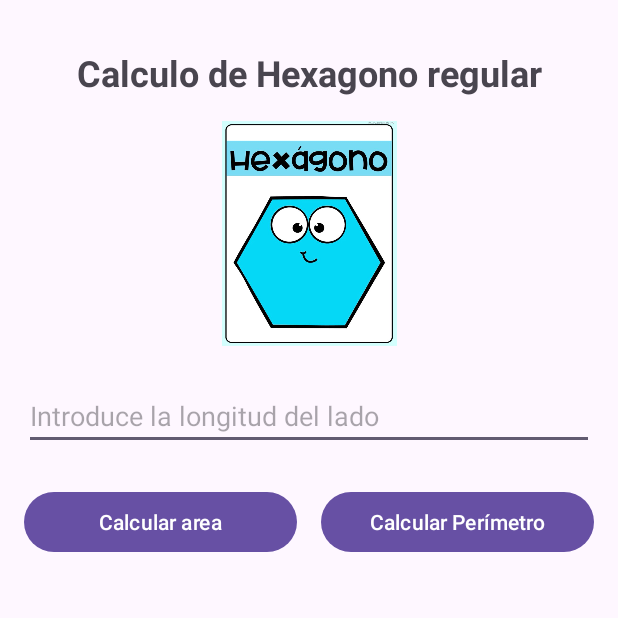
After one commit to Silvia2521/CalculadoraFigurasMVP, an Android app: the HexagonoActivity screen opened directly, with no data from a screen before it, on a phone screen of 412 x 824 dp, the top half of it. The commit adds this screen. Run offline under Robolectric (Android 15) with nearby library versions, the phone set to English and light mode, and no system bars.

Commit message:
Implementacion de la figura Hexagono y actualizacion del menu

```diff
--- a/app/src/main/AndroidManifest.xml
+++ b/app/src/main/AndroidManifest.xml
@@ -32,5 +32,10 @@
             android:name=".Vistas.CirculoActivity"
             android:exported="false" />
 
+        <activity
+            android:name=".Vistas.HexagonoActivity"
+            android:exported="false" />
+
+
     </application>
 </manifest>
--- /dev/null
+++ b/app/src/main/java/com/example/triangulo4a/Contratos/ContratoHexagono.kt
@@ -0,0 +1,20 @@
+package com.example.triangulo4a.Contratos
+
+interface ContratoHexagono {
+    interface Vista {
+        fun showArea(area: Float)
+        fun showPerimetro(perimetro: Float)
+        fun showError(msg: String)
+    }
+
+    interface Presentador {
+        fun area(lado: Float)
+        fun perimetro(lado: Float)
+    }
+
+    interface Modelo {
+        fun area(lado: Float): Float
+        fun perimetro(lado: Float): Float
+        fun valida(lado: Float): Boolean
+    }
+}
--- /dev/null
+++ b/app/src/main/java/com/example/triangulo4a/Modelo/HexagonoModelo.kt
@@ -0,0 +1,23 @@
+package com.example.triangulo4a.Modelo
+
+import com.example.triangulo4a.Contratos.ContratoHexagono
+import kotlin.math.sqrt
+
+class HexagonoModelo : ContratoHexagono.Modelo {
+
+    override fun area(lado: Float): Float {
+        // sqrt(3) es 1.73205
+        return (3 * sqrt(3.0) / 2.0 * lado.toDouble() * lado.toDouble()).toFloat()
+    }
+
+    override fun perimetro(lado: Float): Float {
+        return 6 * lado
+    }
+
+
+
+
+    override fun valida(lado: Float): Boolean {
+        return lado > 0
+    }
+}
--- /dev/null
+++ b/app/src/main/java/com/example/triangulo4a/Vistas/HexagonoActivity.kt
@@ -0,0 +1,62 @@
+package com.example.triangulo4a.Vistas
+
+import android.os.Bundle
+import android.widget.Button
+import android.widget.EditText
+import android.widget.TextView
+import androidx.activity.enableEdgeToEdge
+import androidx.appcompat.app.AppCompatActivity
+import com.example.triangulo4a.Contratos.ContratoHexagono
+import com.example.triangulo4a.Presentador.HexagonoPresenter
+import com.example.triangulo4a.R
+import java.lang.NumberFormatException
+
+class HexagonoActivity : AppCompatActivity(), ContratoHexagono.Vista {
+
+    private lateinit var txvResultado: TextView
+    private lateinit var presentador: ContratoHexagono.Presentador
+    private lateinit var edtLado: EditText
+
+    override fun onCreate(savedInstanceState: Bundle?) {
+        super.onCreate(savedInstanceState)
+        enableEdgeToEdge()
+        setContentView(R.layout.activity_hexagono)
+
+        edtLado = findViewById(R.id.edtLado)
+        val btnArea: Button = findViewById(R.id.btnAreaHexagono)
+        val btnPerimetro: Button = findViewById(R.id.btnPerimetroHexagono)
+        txvResultado = findViewById(R.id.txvResHexagono)
+
+        presentador = HexagonoPresenter(this)
+
+        btnArea.setOnClickListener {
+            try {
+                val lado = edtLado.text.toString().toFloat()
+                presentador.area(lado)
+            } catch (e: NumberFormatException) {
+                showError("Introduce un valor numerico valido para el lad")
+            }
+        }
+
+        btnPerimetro.setOnClickListener {
+            try {
+                val lado = edtLado.text.toString().toFloat()
+                presentador.perimetro(lado)
+            } catch (e: NumberFormatException) {
+                showError("Introduce un valor numrico vlido para el lado")
+            }
+        }
+    }
+
+    override fun showArea(area: Float) {
+        txvResultado.text = "El Area es: ${"%.2f".format(area)}"
+    }
+
+    override fun showPerimetro(perimetro: Float) {
+        txvResultado.text = "El perimetro es: ${"%.2f".format(perimetro)}"
+    }
+
+    override fun showError(msg: String) {
+        txvResultado.text = "ERROR: $msg"
+    }
+}
--- a/app/src/main/java/com/example/triangulo4a/Vistas/MenuActivity.kt
+++ b/app/src/main/java/com/example/triangulo4a/Vistas/MenuActivity.kt
@@ -17,6 +17,7 @@ class MenuActivity : AppCompatActivity() {
         val btnTriangulo: Button = findViewById(R.id.btnTriangulo)
         val btnRectangulo: Button = findViewById(R.id.btnRectangulo)
         val btnCirculo: Button = findViewById(R.id.btnCirculo)
+        val btnHexagono: Button = findViewById(R.id.btnHexagono)
 
 
         btnTriangulo.setOnClickListener {
@@ -31,5 +32,10 @@ class MenuActivity : AppCompatActivity() {
         btnCirculo.setOnClickListener {
             startActivity(Intent(this, CirculoActivity::class.java))
         }
+
+
+        btnHexagono.setOnClickListener {
+            startActivity(Intent(this, HexagonoActivity::class.java))
+        }
     }
 }
--- /dev/null
+++ b/app/src/main/res/layout/activity_hexagono.xml
@@ -0,0 +1,80 @@
+<?xml version="1.0" encoding="utf-8"?>
+<androidx.constraintlayout.widget.ConstraintLayout xmlns:android="http://schemas.android.com/apk/res/android"
+    xmlns:app="http://schemas.android.com/apk/res-auto"
+    xmlns:tools="http://schemas.android.com/tools"
+    android:id="@+id/main"
+    android:layout_width="match_parent"
+    android:layout_height="match_parent"
+    android:padding="16dp"
+    tools:context=".Vistas.HexagonoActivity">
+
+    <TextView
+        android:id="@+id/tvTituloHexagono"
+        android:layout_width="wrap_content"
+        android:layout_height="wrap_content"
+        android:text="Calculo de Hexagono regular"
+        android:textSize="24sp"
+        android:textStyle="bold"
+        app:layout_constraintTop_toTopOf="parent"
+        app:layout_constraintStart_toStartOf="parent"
+        app:layout_constraintEnd_toEndOf="parent"
+        android:layout_marginTop="16dp" />
+
+    <ImageView
+        android:id="@+id/imgHexagono"
+        android:layout_width="150dp"
+        android:layout_height="150dp"
+        android:layout_marginTop="16dp"
+        android:src="@drawable/hexagono"
+        app:layout_constraintTop_toBottomOf="@id/tvTituloHexagono"
+        app:layout_constraintStart_toStartOf="parent"
+        app:layout_constraintEnd_toEndOf="parent"
+        android:contentDescription="Imagen de un Hexagono" />
+
+    <EditText
+        android:id="@+id/edtLado"
+        android:layout_width="0dp"
+        android:layout_height="wrap_content"
+        android:layout_marginTop="24dp"
+        android:hint="Introduce la longitud del lado"
+        android:inputType="numberDecimal"
+        app:layout_constraintTop_toBottomOf="@id/imgHexagono"
+        app:layout_constraintStart_toStartOf="parent"
+        app:layout_constraintEnd_toEndOf="parent" />
+
+    <Button
+        android:id="@+id/btnAreaHexagono"
+        android:layout_width="0dp"
+        android:layout_height="wrap_content"
+        android:layout_marginTop="24dp"
+        android:layout_marginEnd="8dp"
+        android:text="Calcular area"
+        app:layout_constraintTop_toBottomOf="@id/edtLado"
+        app:layout_constraintStart_toStartOf="parent"
+        app:layout_constraintEnd_toStartOf="@id/btnPerimetroHexagono" />
+
+    <Button
+        android:id="@+id/btnPerimetroHexagono"
+        android:layout_width="0dp"
+        android:layout_height="wrap_content"
+        android:layout_marginTop="24dp"
+        android:layout_marginStart="8dp"
+        android:text="Calcular Perímetro"
+        app:layout_constraintTop_toBottomOf="@id/edtLado"
+        app:layout_constraintStart_toEndOf="@id/btnAreaHexagono"
+        app:layout_constraintEnd_toEndOf="parent" />
+
+    <TextView
+        android:id="@+id/txvResHexagono"
+        android:layout_width="0dp"
+        android:layout_height="wrap_content"
+        android:layout_marginTop="32dp"
+        android:textSize="18sp"
+        android:textStyle="bold"
+        android:gravity="center"
+        tools:text="El resultado aparecerá aquí."
+        app:layout_constraintTop_toBottomOf="@id/btnAreaHexagono"
+        app:layout_constraintStart_toStartOf="parent"
+        app:layout_constraintEnd_toEndOf="parent" />
+
+</androidx.constraintlayout.widget.ConstraintLayout>
```
Also changed, not shown: app/src/main/java/com/example/triangulo4a/Presentador/HexagonoPresenter.kt (added, +26 -0 lines), app/src/main/res/layout/activity_menu.xml (+19 -2 lines), app/src/main/res/drawable/hexagono.jpg (added).
